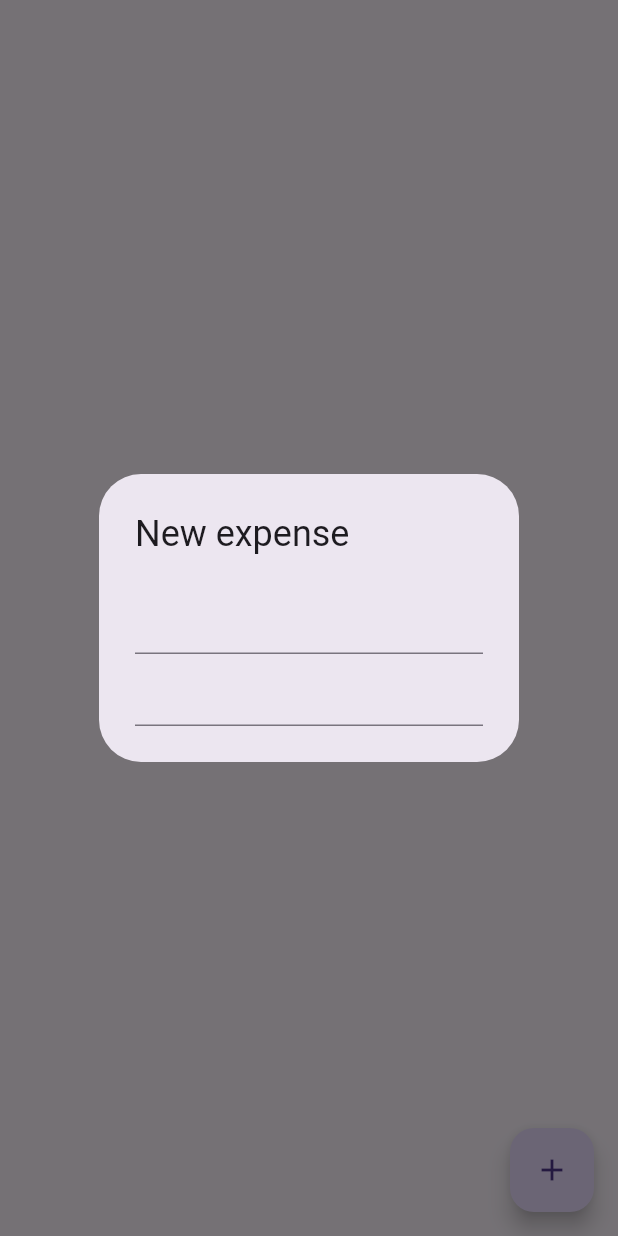
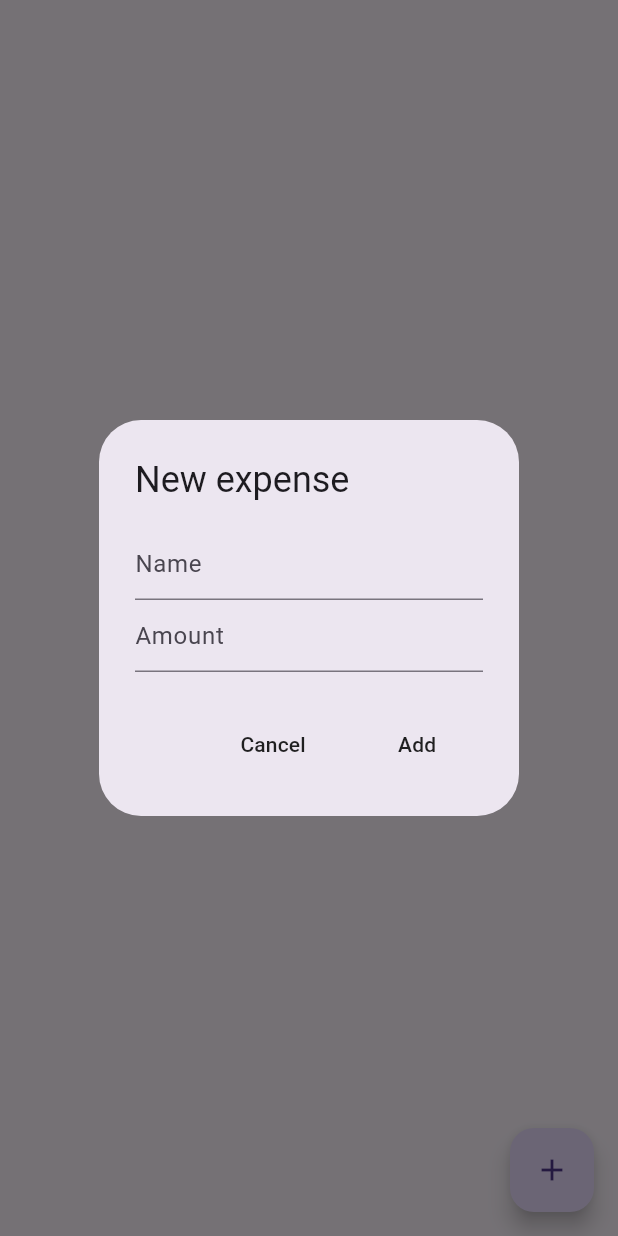
Before and after one commit to amansingh4847/expensee, a Flutter app: the screen it shows after launch, after a tap on the "add" icon, on a phone screen of 412 x 824 dp. Run offline on Flutter 3.47's test engine with Material 3 defaults, Android fonts, the light colour scheme and no system bars; our stand-ins replace isar; accounts and stored records are empty; generated files the repository leaves out were written again.

Commit message:
Added save and cansel feature in add dialogue box

```diff
--- /dev/null
+++ b/lib/helper/helper_functions.dart
@@ -0,0 +1,4 @@
+double convertStringTodouble(String String){
+  double? amount = double.tryParse(String);
+  return amount ?? 0;
+}
--- a/lib/home_page.dart
+++ b/lib/home_page.dart
@@ -1,4 +1,8 @@
+import 'package:expensee/database/expense_database.dart';
+import 'package:expensee/helper/helper_functions.dart';
+import 'package:expensee/models/expense.dart';
 import 'package:flutter/material.dart';
+import 'package:provider/provider.dart';
 
 class HomePage extends StatefulWidget {
   const HomePage({super.key});
@@ -14,6 +18,11 @@ class _HomePageState extends State<HomePage> {
 TextEditingController nameController = TextEditingController();
 TextEditingController amountController = TextEditingController();
 
+
+@override
+void initSate() {
+  super.initState();
+}
 // ui related - open new expense box.
 void openNewExpenseBox(){
   showDialog(
@@ -26,14 +35,26 @@ void openNewExpenseBox(){
           //expense name
           TextField(
             controller: nameController,
+            decoration:const InputDecoration(hintText: "Name"),
           ),
 
           //exp amnt
           TextField(
             controller: amountController,
+            decoration:const InputDecoration(hintText: "Amount"),
           ),
         ],
       ),
+
+      actions: [
+        //cancel button
+        _cancelButton(),
+
+        //save button
+        _createNewExpenseButton(),
+
+      ],
+
     ),
     );
 }
@@ -47,4 +68,40 @@ void openNewExpenseBox(){
         ),
     );
   }
+
+  //cancel button
+  Widget _cancelButton(){
+    return MaterialButton(onPressed: (){
+      Navigator.pop(context);
+
+      nameController.clear();
+      amountController.clear();
+    },
+    child: const Text('Cancel'), );
+  }
+
+  Widget _createNewExpenseButton(){
+    return MaterialButton(onPressed: () async{
+      if(
+        nameController.text.isNotEmpty &&
+        amountController.text.isNotEmpty
+      ){
+        Navigator.pop(context);
+
+        Expense newExpense = Expense(name: nameController.text,
+        amount: convertStringTodouble(amountController.text),
+        date: DateTime.now()
+        );
+
+        await context.read<ExpenseDatabase>().createNewExpense(newExpense);
+
+        nameController.clear();
+        amountController.clear();
+
+      }
+    },
+    child: const Text("Add"),
+    );
+  }
+
 }
--- a/lib/models/expense.dart
+++ b/lib/models/expense.dart
@@ -6,7 +6,7 @@ part 'expense.g.dart';
 class Expense {
   Id id =  Isar.autoIncrement;
   final String name;
-  final String amount;
+  final double amount;
   final DateTime date;
 
   Expense({
```
Also changed, not shown: lib/models/expense.g.dart.
